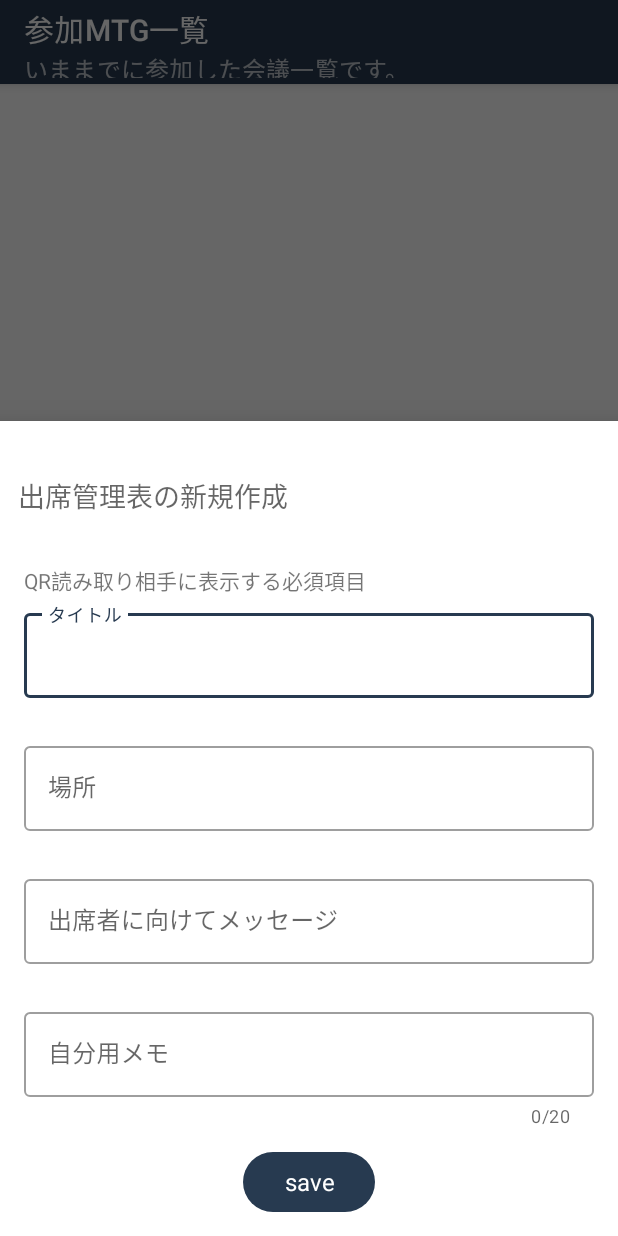
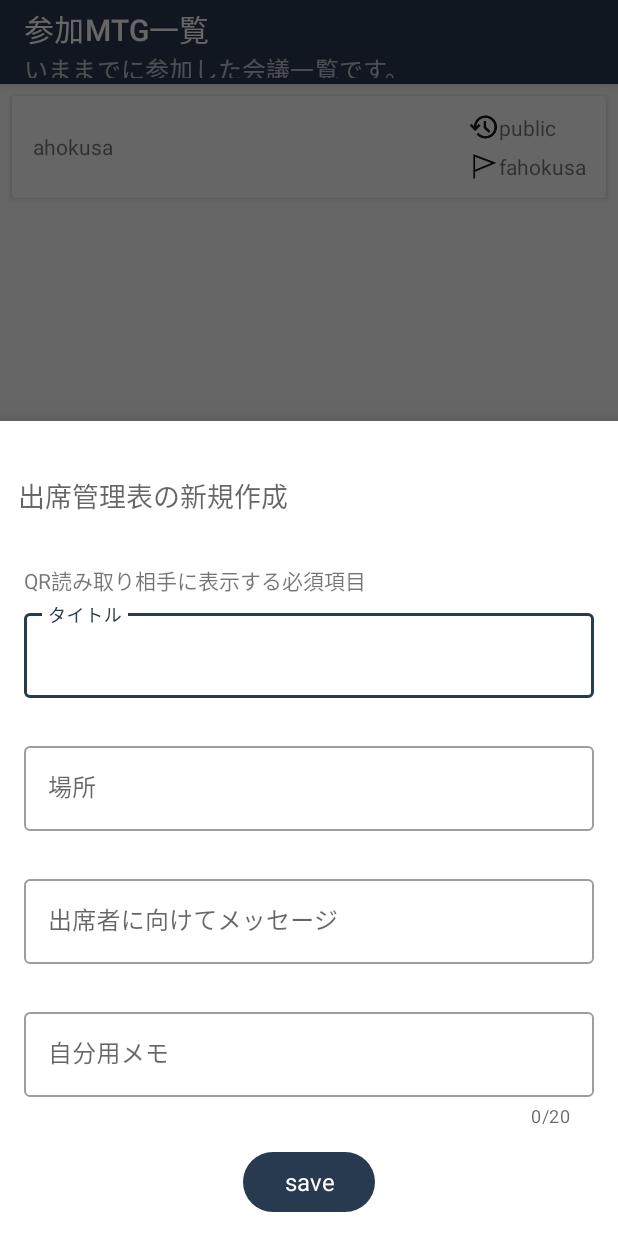
Before and after one commit to Takuchan/AttendeeKotlin, an Android app: the DashboardFragment screen opened through its navigation route, after a tap on "出席管理表の新規作成", on a phone screen of 412 x 824 dp. Run offline under Robolectric (Android 15) with nearby library versions, the phone set to English and light mode, and no system bars; our stand-ins replace Room's generated code, navigation-ui.

Commit message:
Can show Attendee database query

```diff
--- a/app/src/main/java/com/example/attendee/AttendeeApplication.kt
+++ b/app/src/main/java/com/example/attendee/AttendeeApplication.kt
@@ -2,6 +2,7 @@ package com.example.attendee
 
 import android.app.Application
 import com.example.attendee.database.AttendeeDatabase
+import com.example.attendee.database.AttendeeRepository
 import com.example.attendee.database.ProfileRepository
 import kotlinx.coroutines.CoroutineScope
 import kotlinx.coroutines.SupervisorJob
@@ -10,4 +11,5 @@ class AttendeeApplication:Application() {
     val applicationScope = CoroutineScope(SupervisorJob())
     val database by lazy { AttendeeDatabase.getDatabase(this,applicationScope)}
     val repository by lazy { ProfileRepository(database.userDao())}
+    val attendeeRepository by lazy { AttendeeRepository(database.attendeeDao())}
 }
--- /dev/null
+++ b/app/src/main/java/com/example/attendee/AttendeeListAdapter.kt
@@ -0,0 +1,52 @@
+package com.example.attendee
+
+import android.view.LayoutInflater
+import android.view.View
+import android.view.ViewGroup
+import android.widget.TextView
+import androidx.recyclerview.widget.DiffUtil
+import androidx.recyclerview.widget.ListAdapter
+import androidx.recyclerview.widget.RecyclerView
+import com.example.attendee.database.AttendeeEntity
+
+class AttendeeListAdapter : ListAdapter<AttendeeEntity, AttendeeListAdapter.WordViewHolder>(AttendeeComperator()) {
+
+
+    override fun onCreateViewHolder(parent: ViewGroup, viewType: Int): WordViewHolder {
+        return WordViewHolder.create(parent)
+    }
+
+    override fun onBindViewHolder(holder: WordViewHolder, position: Int) {
+        val current = getItem(position)
+        holder.bind(current.title,current.location,current.date)
+    }
+
+    class WordViewHolder(itemView: View) : RecyclerView.ViewHolder(itemView) {
+        private val title : TextView = itemView.findViewById(R.id.item_recylcer_title)
+        private val location : TextView = itemView.findViewById(R.id.item_recylcer_location)
+        private val date: TextView = itemView.findViewById(R.id.item_recylcer_date)
+        fun bind(getTitle: String?, getLocation: String?, getDate: String?) {
+            title.text = getTitle
+            location.text = getLocation
+            date.text = getDate
+        }
+
+        companion object {
+            fun create(parent: ViewGroup): WordViewHolder {
+                val view: View = LayoutInflater.from(parent.context)
+                    .inflate(R.layout.recyclerview_attendee_item, parent, false)
+                return WordViewHolder(view)
+            }
+        }
+    }
+
+    class AttendeeComperator : DiffUtil.ItemCallback<AttendeeEntity>() {
+        override fun areItemsTheSame(oldItem: AttendeeEntity, newItem: AttendeeEntity): Boolean {
+            return oldItem === newItem
+        }
+
+        override fun areContentsTheSame(oldItem: AttendeeEntity, newItem: AttendeeEntity): Boolean {
+            return oldItem.id == newItem.id
+        }
+    }
+}
--- a/app/src/main/java/com/example/attendee/database/AttendeeDatabase.kt
+++ b/app/src/main/java/com/example/attendee/database/AttendeeDatabase.kt
@@ -9,7 +9,7 @@ import kotlinx.coroutines.CoroutineScope
 import kotlinx.coroutines.Dispatchers
 import kotlinx.coroutines.launch
 
-@Database(entities = arrayOf(AttendeeEntity::class,ProfileEntity::class), version = 1, exportSchema = false)
+@Database(entities = arrayOf(AttendeeEntity::class,ProfileEntity::class), version = 2, exportSchema = false)
 abstract class AttendeeDatabase : RoomDatabase() {
     abstract fun userDao(): ProfileDao
     abstract fun attendeeDao(): AttendeeDao
--- a/app/src/main/java/com/example/attendee/database/AttendeeRepository.kt
+++ b/app/src/main/java/com/example/attendee/database/AttendeeRepository.kt
@@ -5,8 +5,7 @@ import androidx.lifecycle.LiveData
 import kotlinx.coroutines.flow.Flow
 
 class AttendeeRepository(private val attendeeDao: AttendeeDao) {
-    val allProfile: Flow<List<AttendeeEntity>> = attendeeDao.getAll()
-    val myProfile: LiveData<AttendeeEntity> = attendeeDao.getMyProfile()
+    val allAttendee: Flow<List<AttendeeEntity>> = attendeeDao.getAll()
 
     @Suppress
     @WorkerThread
--- a/app/src/main/java/com/example/attendee/ui/dashboard/DashboardFragment.kt
+++ b/app/src/main/java/com/example/attendee/ui/dashboard/DashboardFragment.kt
@@ -6,13 +6,25 @@ import android.view.Menu
 import android.view.MenuInflater
 import android.view.View
 import android.view.ViewGroup
+import android.widget.LinearLayout
 import android.widget.TextView
 import androidx.appcompat.app.AppCompatActivity
 import androidx.fragment.app.Fragment
+import androidx.fragment.app.viewModels
+import androidx.lifecycle.Observer
 import androidx.lifecycle.ViewModelProvider
+import androidx.recyclerview.widget.LinearLayoutManager
+import com.example.attendee.AttendeeApplication
+import com.example.attendee.AttendeeListAdapter
 import com.example.attendee.CreateNewAttendeeDialogFragment
 import com.example.attendee.R
+import com.example.attendee.database.AttendeeEntity
+import com.example.attendee.database.ProfileEntity
 import com.example.attendee.databinding.FragmentDashboardBinding
+import com.example.attendee.viewmodel.AttendeeViewFactory
+import com.example.attendee.viewmodel.AttendeeViewModel
+import com.example.attendee.viewmodel.ProfileViewModel
+import com.example.attendee.viewmodel.ProfileViewModelFactory
 
 class DashboardFragment : Fragment() {
 
@@ -22,20 +34,30 @@ class DashboardFragment : Fragment() {
     // onDestroyView.
     private val binding get() = _binding!!
 
+    private val attendeeViewModel: AttendeeViewModel by viewModels {
+        AttendeeViewFactory((requireActivity().applicationContext as AttendeeApplication).attendeeRepository)
+    }
     override fun onCreateView(
         inflater: LayoutInflater,
         container: ViewGroup?,
         savedInstanceState: Bundle?
     ): View {
-        val dashboardViewModel =
-            ViewModelProvider(this).get(DashboardViewModel::class.java)
-
+        val adapter = AttendeeListAdapter()
         _binding = FragmentDashboardBinding.inflate(inflater, container, false)
         val root: View = binding.root
         binding.createNewAttendeeSheet.setOnClickListener{
             val createattendeedialog = CreateNewAttendeeDialogFragment()
             createattendeedialog.show((requireActivity()).supportFragmentManager,"")
+            val profileEntity =
+                AttendeeEntity(0,"ahokusa","fahokusa","ahokussa","private","public")
+            attendeeViewModel.insert(profileEntity)
         }
+
+        binding.recylcerView.adapter = adapter
+        binding.recylcerView.layoutManager = LinearLayoutManager(context)
+        attendeeViewModel.allAttendee.observe(viewLifecycleOwner,Observer { attendee ->
+            attendee.let { adapter.submitList(it) }
+        })
         return root
     }
 
--- /dev/null
+++ b/app/src/main/java/com/example/attendee/viewmodel/AttendeeViewModel.kt
@@ -0,0 +1,38 @@
+package com.example.attendee.viewmodel
+
+import androidx.lifecycle.LiveData
+import androidx.lifecycle.ViewModel
+import androidx.lifecycle.ViewModelProvider
+import androidx.lifecycle.asLiveData
+import androidx.lifecycle.viewModelScope
+import com.example.attendee.database.AttendeeEntity
+import com.example.attendee.database.AttendeeRepository
+import com.example.attendee.database.ProfileEntity
+import com.example.attendee.database.ProfileRepository
+import kotlinx.coroutines.Dispatchers
+import kotlinx.coroutines.launch
+
+class AttendeeViewModel(private val repository: AttendeeRepository): ViewModel() {
+
+    val allAttendee: LiveData<List<AttendeeEntity>> = repository.allAttendee.asLiveData()
+
+    fun insert(attendeeEntity: AttendeeEntity) = viewModelScope.launch {
+        viewModelScope.launch(Dispatchers.IO) {
+            repository.insert(attendeeEntity)
+        }
+    }
+    fun updateMyProfile(attendeeEntity: AttendeeEntity) = viewModelScope.launch {
+        viewModelScope.launch(Dispatchers.IO) {
+            repository.updateProfile(attendeeEntity)
+        }
+    }
+}
+class AttendeeViewFactory(private val repository: AttendeeRepository) : ViewModelProvider.Factory{
+    override fun <T : ViewModel> create(modelClass: Class<T>): T {
+        if(modelClass.isAssignableFrom(AttendeeViewModel::class.java)){
+            @Suppress("UNCHECKED_CAST")
+            return AttendeeViewModel(repository) as T
+        }
+        throw IllegalAccessException("UNKNOWN VIEWMODEL CLASS")
+    }
+}
--- a/app/src/main/res/drawable/baseline_qr_code_scanner_24.xml
+++ /dev/null
@@ -1,5 +0,0 @@
-<vector android:height="24dp" android:tint="@color/purple_700"
-    android:viewportHeight="24" android:viewportWidth="24"
-    android:width="24dp" xmlns:android="http://schemas.android.com/apk/res/android">
-    <path android:fillColor="@android:color/white" android:pathData="M9.5,6.5v3h-3v-3H9.5M11,5H5v6h6V5L11,5zM9.5,14.5v3h-3v-3H9.5M11,13H5v6h6V13L11,13zM17.5,6.5v3h-3v-3H17.5M19,5h-6v6h6V5L19,5zM13,13h1.5v1.5H13V13zM14.5,14.5H16V16h-1.5V14.5zM16,13h1.5v1.5H16V13zM13,16h1.5v1.5H13V16zM14.5,17.5H16V19h-1.5V17.5zM16,16h1.5v1.5H16V16zM17.5,14.5H19V16h-1.5V14.5zM17.5,17.5H19V19h-1.5V17.5zM22,7h-2V4h-3V2h5V7zM22,22v-5h-2v3h-3v2H22zM2,22h5v-2H4v-3H2V22zM2,2v5h2V4h3V2H2z"/>
-</vector>
--- /dev/null
+++ b/app/src/main/res/drawable/code_reader_line.xml
@@ -0,0 +1,11 @@
+<?xml version="1.0" encoding="utf-8"?>
+<vector xmlns:android="http://schemas.android.com/apk/res/android"
+    android:width="24dp"
+    android:height="24dp"
+    android:viewportHeight="24"
+    android:viewportWidth="24">
+
+    <path
+        android:fillColor="@color/purple_200"
+        android:pathData="M2.5 7.5H4V4H7.5V2.5H2.5V7.5ZM2.5 21.5H7.5V20H4V16.5H2.5V21.5ZM21.5 21.5H16.5V20H20V16.5H21.5V21.5ZM20 7.5H21.5V2.5H16.5V4H20V7.5ZM9.5 7.5V9.5H7.5V7.5H9.5ZM11 6H6V11H11V6ZM16.5 9.5V7.5H14.5V9.5H16.5ZM13 6H18V11H13V6ZM9.5 14.5V16.5H7.5V14.5H9.5ZM11 13H6V18H11V13ZM13 13H18V18H13V13Z"></path>
+</vector>
--- a/app/src/main/res/layout/fragment_dashboard.xml
+++ b/app/src/main/res/layout/fragment_dashboard.xml
@@ -5,6 +5,17 @@
     android:layout_width="match_parent"
     android:layout_height="match_parent"
     tools:context=".ui.dashboard.DashboardFragment">
+
+    <androidx.recyclerview.widget.RecyclerView
+        android:id="@+id/recylcerView"
+        android:layout_width="match_parent"
+        android:layout_height="match_parent"
+        android:clipToPadding="false"
+        android:paddingBottom="80dp"
+        app:layout_constraintBottom_toBottomOf="parent"
+        app:layout_constraintEnd_toEndOf="parent"
+        app:layout_constraintStart_toStartOf="parent"
+        app:layout_constraintTop_toTopOf="parent" />
 
     <com.google.android.material.floatingactionbutton.ExtendedFloatingActionButton
         android:id="@+id/create_newAttendeeSheet"
--- a/app/src/main/res/layout/fragment_home.xml
+++ b/app/src/main/res/layout/fragment_home.xml
@@ -102,7 +102,7 @@
                 android:layout_marginBottom="32dp"
                 android:layout_weight="1"
                 android:padding="64dp"
-                app:srcCompat="@drawable/baseline_qr_code_scanner_24" />
+                app:srcCompat="@drawable/code_reader_line" />
 
             <Button
                 android:id="@+id/button2"
--- /dev/null
+++ b/app/src/main/res/layout/recyclerview_attendee_item.xml
@@ -0,0 +1,94 @@
+<?xml version="1.0" encoding="utf-8"?>
+<androidx.constraintlayout.widget.ConstraintLayout xmlns:android="http://schemas.android.com/apk/res/android"
+    xmlns:app="http://schemas.android.com/apk/res-auto"
+    xmlns:tools="http://schemas.android.com/tools"
+    android:layout_width="match_parent"
+    android:layout_height="wrap_content">
+
+    <androidx.cardview.widget.CardView
+        android:layout_width="match_parent"
+        android:layout_height="wrap_content"
+        android:layout_marginStart="8dp"
+        android:layout_marginTop="8dp"
+        android:layout_marginEnd="8dp"
+        android:layout_marginBottom="8dp"
+        app:layout_constraintBottom_toBottomOf="parent"
+        app:layout_constraintEnd_toEndOf="parent"
+        app:layout_constraintStart_toStartOf="parent"
+        app:layout_constraintTop_toTopOf="parent">
+
+        <LinearLayout
+            android:layout_width="match_parent"
+            android:layout_height="wrap_content"
+            android:layout_margin="8dp"
+            android:layout_marginStart="8dp"
+            android:layout_marginEnd="8dp"
+            android:gravity="center"
+            android:orientation="horizontal">
+
+            <TextView
+                android:id="@+id/item_recylcer_title"
+                android:layout_width="match_parent"
+                android:layout_height="wrap_content"
+                android:layout_marginLeft="6dp"
+                android:layout_marginRight="10dp"
+                android:layout_weight="1"
+                android:maxLines="3"
+                android:text="TextView" />
+
+            <LinearLayout
+                android:layout_width="wrap_content"
+                android:layout_height="wrap_content"
+                android:orientation="vertical">
+
+                <LinearLayout
+                    android:layout_width="match_parent"
+                    android:layout_height="match_parent"
+                    android:gravity="center"
+                    android:orientation="horizontal">
+
+                    <ImageView
+                        android:id="@+id/imageView2"
+                        android:layout_width="20dp"
+                        android:layout_height="25dp"
+                        app:srcCompat="@drawable/history_fill72" />
+
+                    <TextView
+                        android:id="@+id/item_recylcer_date"
+                        android:layout_width="match_parent"
+                        android:layout_height="wrap_content"
+                        android:layout_gravity="center"
+                        android:layout_marginTop="3dp"
+                        android:layout_marginRight="5dp"
+                        android:layout_marginBottom="3dp"
+                        android:text="TextView" />
+                </LinearLayout>
+
+                <LinearLayout
+                    android:layout_width="match_parent"
+                    android:layout_height="wrap_content"
+                    android:gravity="center"
+                    android:orientation="horizontal">
+
+                    <ImageView
+                        android:id="@+id/imageView3"
+                        android:layout_width="20dp"
+                        android:layout_height="25dp"
+                        app:srcCompat="@drawable/public_offering_line72" />
+
+                    <TextView
+                        android:id="@+id/item_recylcer_location"
+                        android:layout_width="match_parent"
+                        android:layout_height="wrap_content"
+                        android:layout_gravity="center"
+                        android:layout_marginTop="3dp"
+                        android:layout_marginRight="5dp"
+                        android:layout_marginBottom="3dp"
+                        android:text="TextView" />
+                </LinearLayout>
+
+            </LinearLayout>
+        </LinearLayout>
+    </androidx.cardview.widget.CardView>
+
+</androidx.constraintlayout.widget.ConstraintLayout>
```
Also changed, not shown: app/src/main/res/drawable/history_fill72.png (added), app/src/main/res/drawable/public_offering_line72.png (added).
